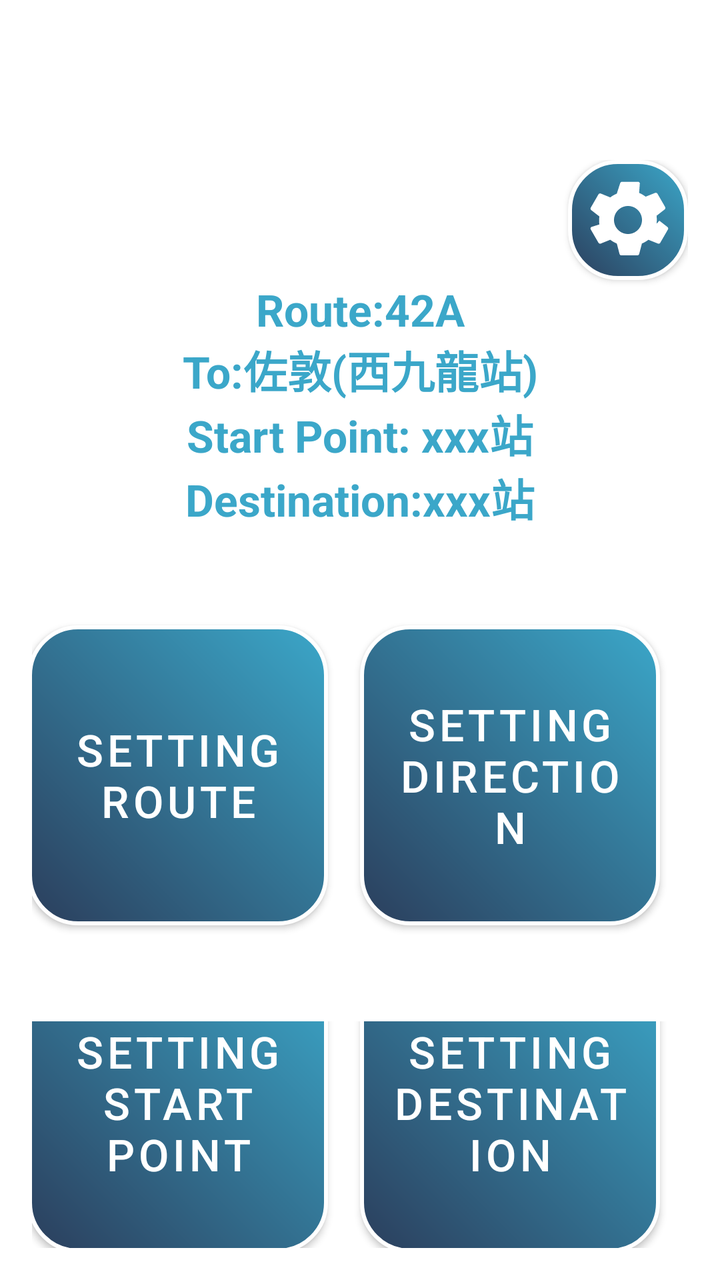
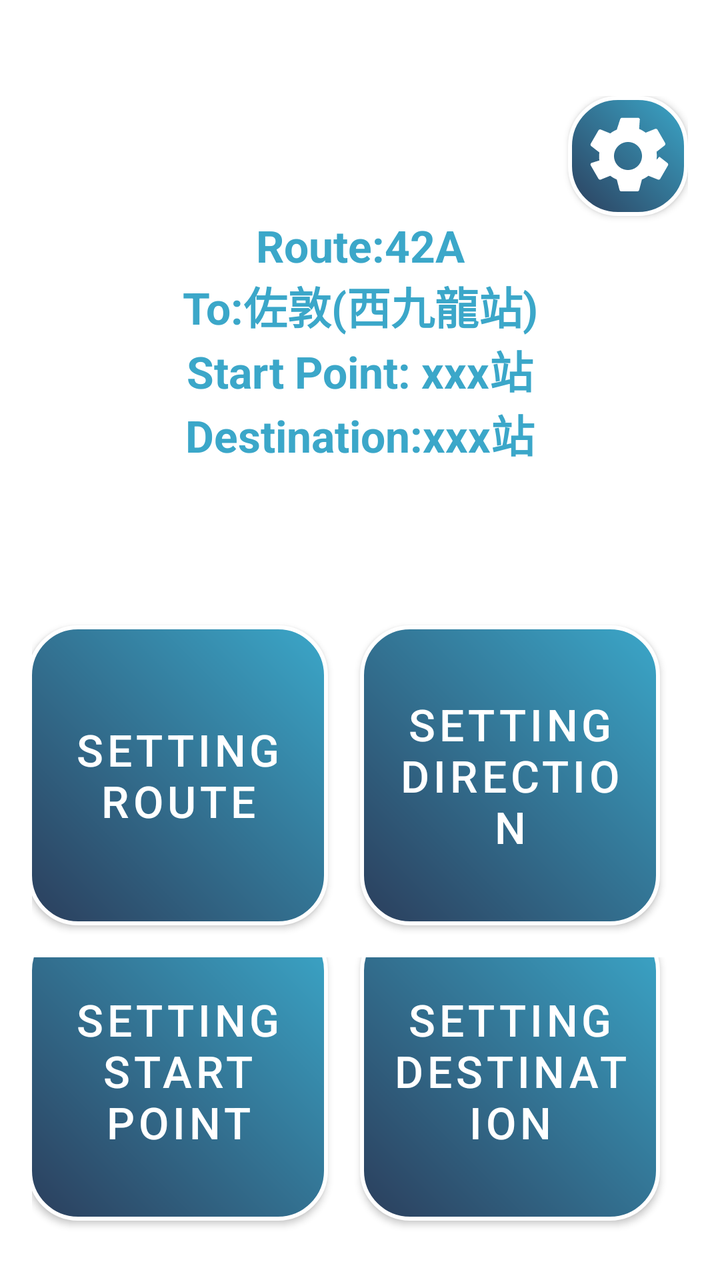

Two renders of the same Android screen: before a commit and after it. Below are the layout's source before the change and the commit's diff.
<!-- AndroidManifest.xml: application theme Theme.VISTA -->
<!-- res/layout/activity_find_bus_edit_menu_page.xml -->
<LinearLayout xmlns:android="http://schemas.android.com/apk/res/android"
    xmlns:app="http://schemas.android.com/apk/res-auto"
    android:id="@+id/main"
    android:layout_width="match_parent"
    android:layout_height="match_parent"
    android:background="@color/white"
    android:orientation="vertical"
    android:gravity="center"
    android:padding="16dp">
    <LinearLayout
        android:layout_width="match_parent"
        android:layout_height="wrap_content"
        android:layout_marginTop="32dp"
        android:orientation="vertical"
        android:gravity="center">
        
        <LinearLayout
            android:layout_width="match_parent"
            android:layout_height="wrap_content"
            android:layout_marginTop="32dp"
            android:orientation="vertical"
            android:gravity="center">
            <com.google.android.material.button.MaterialButton
                android:id="@+id/btnFindBusEditSetting"
                android:layout_width="60dp"
                android:layout_height="60dp"
                android:layout_gravity="end"
                android:background="@drawable/button_setting"
                android:onClick="openSettingPage"
                app:backgroundTint="@null"
                app:backgroundTintMode="src_over"
                app:cornerRadius="0dp"
                app:strokeColor="@null"
                app:strokeWidth="0dp" />
            <TextView
                android:id="@+id/txtFindBusEditBusRoute"
                android:layout_width="wrap_content"
                android:layout_height="wrap_content"
                android:layout_marginBottom="32dp"
                android:gravity="center"
                android:text="Route:42A\nTo:佐敦(西九龍站)\nStart Point: xxx站\nDestination:xxx站"
                android:textSize="22sp"
                android:textStyle="bold"
                android:textColor="#3BA7C9" />
        </LinearLayout>

        
        <LinearLayout
            android:layout_width="356dp"
            android:layout_height="wrap_content"
            android:layout_marginBottom="32dp"
            android:gravity="center"
            android:orientation="horizontal">

            <com.google.android.material.button.MaterialButton
                android:id="@+id/btnFindBusEditEditRoute"
                style="@style/SemiTransparentRoundedButton"
                android:layout_width="150dp"
                android:layout_height="150dp"
                android:layout_marginTop="16dp"
                android:layout_marginEnd="16dp"
                android:layout_marginBottom="16dp"
                android:background="@drawable/btn_photo_gradient"
                android:text="@string/FindBusEditMen_EditRoute"
                android:textSize="22sp"
                app:backgroundTint="@null"
                app:backgroundTintMode="src_over"
                app:cornerRadius="0dp"
                app:strokeColor="@null"
                app:strokeWidth="0dp" />

            <com.google.android.material.button.MaterialButton
                android:id="@+id/btnFindBusEditOutboundDirection"
                style="@style/SemiTransparentRoundedButton"
                android:layout_width="150dp"
                android:layout_height="150dp"
                android:layout_marginTop="16dp"
                android:layout_marginEnd="16dp"
                android:layout_marginBottom="16dp"
                android:background="@drawable/btn_photo_gradient"
                android:text="@string/FindBusEditMen_EditOutboundDirection"
                android:textSize="22sp"
                app:backgroundTint="@null"
                app:backgroundTintMode="src_over"
                app:cornerRadius="0dp"
                app:strokeColor="@null"
                app:strokeWidth="0dp" />
        </LinearLayout>
        
        <LinearLayout
            android:layout_width="wrap_content"
            android:layout_height="wrap_content"
            android:orientation="horizontal"
            android:gravity="center">
            <com.google.android.material.button.MaterialButton
                android:id="@+id/btnFindBusEditStartPoint"
                style="@style/SemiTransparentRoundedButton"
                android:layout_width="150dp"
                android:layout_height="150dp"
                android:layout_marginEnd="16dp"
                android:layout_marginBottom="16dp"
                android:text="@string/FindBusEditMen_EditStartPoint"
                android:textSize="22sp"
                android:background="@drawable/btn_photo_gradient"
                app:backgroundTint="@null"
                app:backgroundTintMode="src_over"
                app:cornerRadius="0dp"
                app:strokeColor="@null"
                app:strokeWidth="0dp"/>
            <com.google.android.material.button.MaterialButton
                android:id="@+id/btnFindBusEditDestination"
                style="@style/SemiTransparentRoundedButton"
                android:layout_width="150dp"
                android:layout_height="150dp"
                android:layout_marginEnd="16dp"
                android:layout_marginBottom="16dp"
                android:text="@string/FindBusEditMen_EditDestination"
                android:textSize="22sp"
                android:background="@drawable/btn_photo_gradient"
                app:backgroundTint="@null"
                app:backgroundTintMode="src_over"
                app:cornerRadius="0dp"
                app:strokeColor="@null"
                app:strokeWidth="0dp"/>
        </LinearLayout>
    </LinearLayout>
</LinearLayout>
<!-- resources referenced by this layout -->
<resources>
  <color name="white">#FFFFFF</color>
  <!-- drawable btn_photo_gradient (drawable) -->
  <?xml version="1.0" encoding="utf-8"?>
  <shape xmlns:android="http://schemas.android.com/apk/res/android"
      android:shape="rectangle">
  
      
      <gradient
          android:startColor="#2B3E5C"
          android:endColor="#3BA7C9"
          android:angle="45"
      />
  
      
      <corners android:radius="24dp" />
  
      
      <stroke
          android:width="2dp"
          android:color="#FFFFFF" />
  
  </shape>
  <!-- drawable button_setting (drawable) -->
  <?xml version="1.0" encoding="utf-8"?>
  <layer-list xmlns:android="http://schemas.android.com/apk/res/android">
      
      <item android:drawable="@drawable/btn_photo_gradient"/>
      
      <item
          android:drawable="@drawable/ic_gear"
          android:width="48dp"
          android:height="48dp"
          android:gravity="center"/>
  </layer-list>
  <string name="FindBusEditMen_EditDestination">Setting Destination</string>
  <string name="FindBusEditMen_EditOutboundDirection">Setting Direction</string>
  <string name="FindBusEditMen_EditRoute">Setting Route</string>
  <string name="FindBusEditMen_EditStartPoint">Setting Start Point</string>
  <style name="SemiTransparentRoundedButton" parent="Widget.MaterialComponents.Button">
          <item name="android:textColor">#FFFFFF</item>
          <item name="background">@drawable/button_selector</item> 
          <item name="cornerRadius">24dp</item>
          <item name="strokeColor">#FFFFFF</item>
          <item name="strokeWidth">2dp</item>
          <item name="backgroundTint">#20FFFFFF</item> 
      </style>
  <style name="Theme.VISTA" parent="Theme.MaterialComponents.DayNight.NoActionBar">
          <item name="colorPrimary">@color/semi_transparent_white</item>
          <item name="colorPrimaryVariant">@color/semi_transparent_white</item>
          <item name="colorOnPrimary">@color/white</item>
          <item name="android:statusBarColor">#D3D3D3</item>
      </style>
  <!-- drawable button_selector (drawable) -->
  <?xml version="1.0" encoding="utf-8"?>
  <selector xmlns:android="http://schemas.android.com/apk/res/android">
      
      <item android:state_pressed="true">
          <shape android:shape="rectangle">
              <solid android:color="#20FFFFFF" /> 
              <stroke android:width="2dp" android:color="#FFFFFF" />
              <corners android:radius="24dp" />
          </shape>
      </item>
  
      
      <item android:state_selected="true">
          <shape android:shape="rectangle">
              <solid android:color="#FFFF00" /> 
              <stroke android:width="2dp" android:color="#FFFFFF" />
              <corners android:radius="24dp" />
          </shape>
      </item>
  
      
      <item>
          <shape android:shape="rectangle">
              <solid android:color="#20FFFFFF" /> 
              <stroke android:width="2dp" android:color="#FFFFFF" />
              <corners android:radius="24dp" />
          </shape>
      </item>
  </selector>
  <color name="semi_transparent_white">#80FFFFFF</color>
  <!-- unchanged entries left out for length: 1 -->
</resources>

<!-- the commit's change to res/layout/activity_find_bus_edit_menu_page.xml (unified diff, before → after) -->
@@ -17,7 +17,7 @@
         <LinearLayout
             android:layout_width="match_parent"
             android:layout_height="wrap_content"
-            android:layout_marginTop="32dp"
+            android:layout_marginBottom="32dp"
             android:orientation="vertical"
             android:gravity="center">
             <com.google.android.material.button.MaterialButton
@@ -48,7 +48,6 @@
         <LinearLayout
             android:layout_width="356dp"
             android:layout_height="wrap_content"
-            android:layout_marginBottom="32dp"
             android:gravity="center"
             android:orientation="horizontal">
 
@@ -92,6 +91,7 @@
             android:layout_height="wrap_content"
             android:orientation="horizontal"
             android:gravity="center">
+
             <com.google.android.material.button.MaterialButton
                 android:id="@+id/btnFindBusEditStartPoint"
                 style="@style/SemiTransparentRoundedButton"
